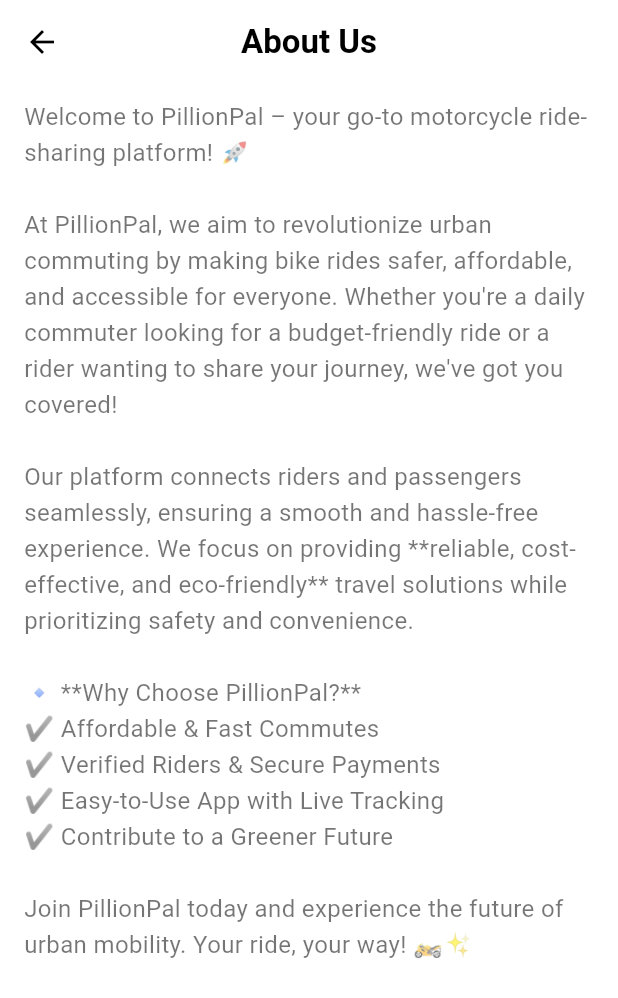
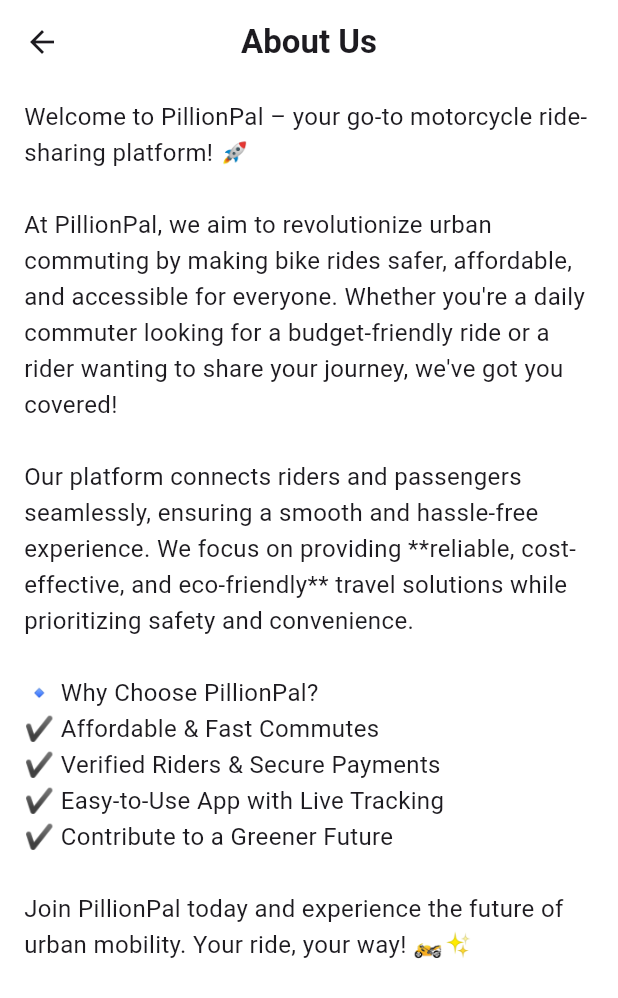
Before and after one commit to SreeCharan153/PillionPal, a Flutter app: the AboutUsScreen screen opened directly, on a phone screen of 412 x 824 dp. Shown: the top 998 px of the screen. Run offline on Flutter 3.47's test engine with Material 3 defaults, Android fonts, the phone set to English and light mode, and no system bars; our stand-ins replace firebase_core, font_awesome_flutter, get, image_picker, pinput; missing offline and left inert: hexagon; accounts and stored records are empty.

Commit message:
Refactor AboutUs screen for adaptive theming; update text styles and remove hardcoded colors

```diff
--- a/lib/Screens/AboutUs.dart
+++ b/lib/Screens/AboutUs.dart
@@ -9,13 +9,13 @@ class AboutUsScreen extends StatelessWidget {
       appBar: AppBar(
         title: const Text(
           "About Us",
-          style: TextStyle(color: Colors.black, fontWeight: FontWeight.bold),
+          style: TextStyle(fontWeight: FontWeight.bold),
         ),
         centerTitle: true,
-        backgroundColor: Colors.white,
+        backgroundColor: Theme.of(context).scaffoldBackgroundColor,
         elevation: 0,
         leading: IconButton(
-          icon: const Icon(Icons.arrow_back, color: Colors.black),
+          icon: const Icon(Icons.arrow_back),
           onPressed: () => Navigator.pop(context),
         ),
       ),
@@ -28,7 +28,7 @@ class AboutUsScreen extends StatelessWidget {
             "Whether you're a daily commuter looking for a budget-friendly ride or a rider wanting to share your journey, we've got you covered!\n\n"
             "Our platform connects riders and passengers seamlessly, ensuring a smooth and hassle-free experience. "
             "We focus on providing **reliable, cost-effective, and eco-friendly** travel solutions while prioritizing safety and convenience.\n\n"
-            "🔹 **Why Choose PillionPal?**\n"
+            "🔹 Why Choose PillionPal?\n"
             "✔️ Affordable & Fast Commutes\n"
             "✔️ Verified Riders & Secure Payments\n"
             "✔️ Easy-to-Use App with Live Tracking\n"
@@ -36,7 +36,6 @@ class AboutUsScreen extends StatelessWidget {
             "Join PillionPal today and experience the future of urban mobility. Your ride, your way! 🏍️✨",
             style: const TextStyle(
               fontSize: 16,
-              color: Colors.black54,
               height: 1.5,
             ),
           ),
```
